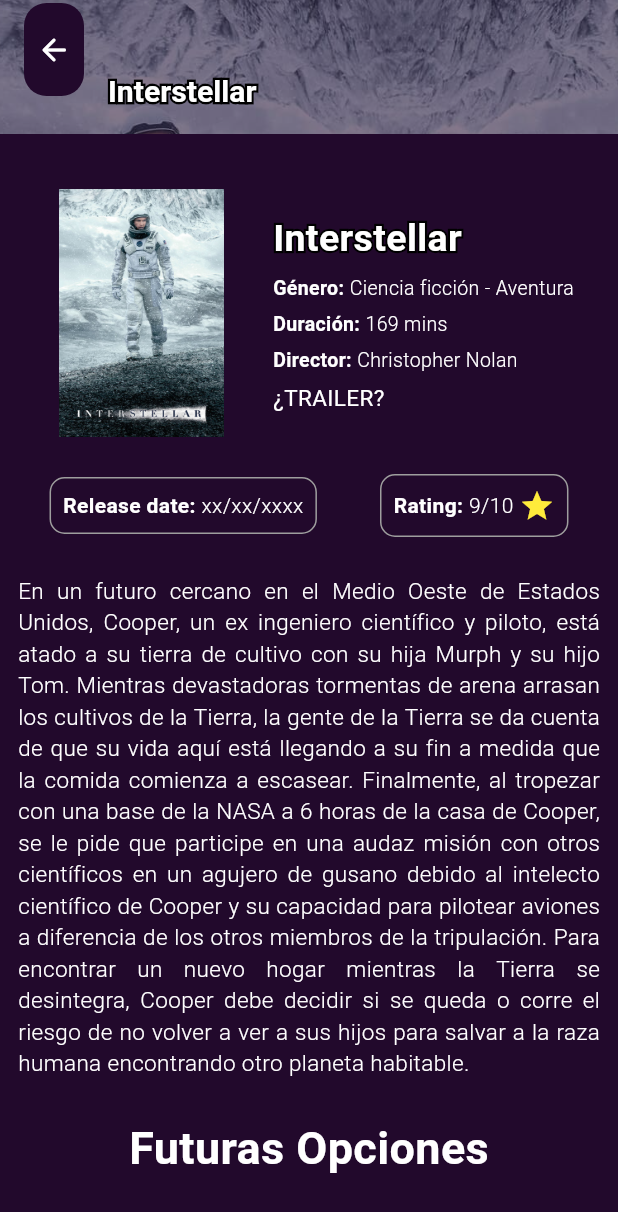
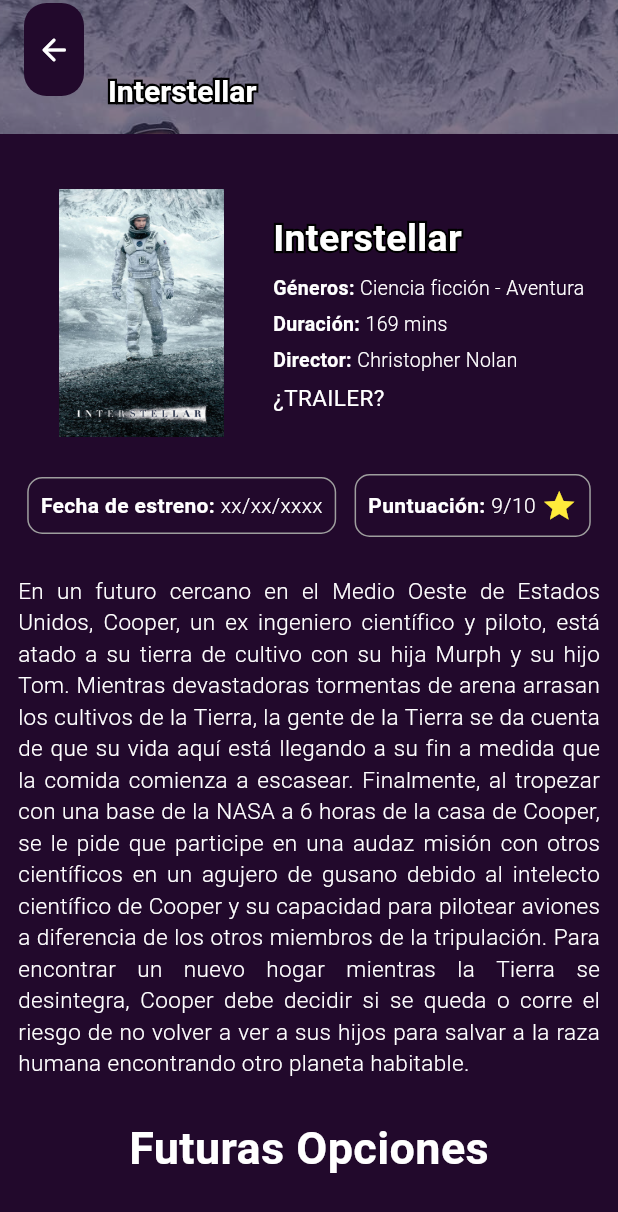
Before and after one commit to UNIZAR-30248-2024-FilmFinder/Film-Finder, a Flutter app: the FilmInfo screen opened directly, scrolled down 186 dp, on a phone screen of 412 x 824 dp. Shown: the top 1212 px of the screen. Run offline on Flutter 3.47's test engine with Material 3 defaults, Android fonts, the phone set to English and light mode, and no system bars.

```diff
--- a/lib/pages/film_screen.dart
+++ b/lib/pages/film_screen.dart
@@ -118,7 +118,7 @@ class FilmInfo extends StatelessWidget {
                               const Row(
                                 children: [
                                   Text(
-                                    'Género: ',
+                                    'Géneros: ',
                                     softWrap: true,
                                     style: TextStyle(
                                       fontSize: 13,
@@ -126,13 +126,15 @@ class FilmInfo extends StatelessWidget {
                                       color: Colors.white,
                                     ),
                                   ),
-                                  Text(
+                                  Expanded(
+                                    child: Text(
                                       'Ciencia ficción - Aventura',
                                       softWrap: true,
                                       style: TextStyle(
                                         fontSize: 13,
                                         fontWeight: FontWeight.w300,
                                         color: Colors.white,
+                                      ),
                                     ),
                                   ),
                                 ],
@@ -149,13 +151,15 @@ class FilmInfo extends StatelessWidget {
                                       color: Colors.white,
                                     ),
                                   ),
-                                  Text(
+                                  Expanded(
+                                    child: Text(
                                       '169 mins',
                                       softWrap: true,
                                       style: TextStyle(
                                         fontSize: 13,
                                         fontWeight: FontWeight.w300,
                                         color: Colors.white,
+                                      ),
                                     ),
                                   ),
                                 ],
@@ -172,13 +176,15 @@ class FilmInfo extends StatelessWidget {
                                       color: Colors.white,
                                     ),
                                   ),
-                                  Text(
+                                  Expanded(
+                                    child: Text(
                                       'Christopher Nolan',
                                       softWrap: true,
                                       style: TextStyle(
                                         fontSize: 13,
                                         fontWeight: FontWeight.w300,
                                         color: Colors.white,
+                                      ),
                                     ),
                                   ),
                                 ],
@@ -212,7 +218,7 @@ class FilmInfo extends StatelessWidget {
                           child: const Row(
                             children: [
                               Text(
-                                'Release date: ',
+                                'Fecha de estreno: ',
                                 style: TextStyle(
                                   fontSize: 14,
                                   fontWeight: FontWeight.bold,
@@ -239,7 +245,7 @@ class FilmInfo extends StatelessWidget {
                           child: const Row(
                             children: [
                               Text(
-                                'Rating: ',
+                                'Puntuación: ',
                                 style: TextStyle(
                                   fontSize: 14,
                                   fontWeight: FontWeight.bold,
```
Lines whose indentation alone changed are shown as unchanged.
